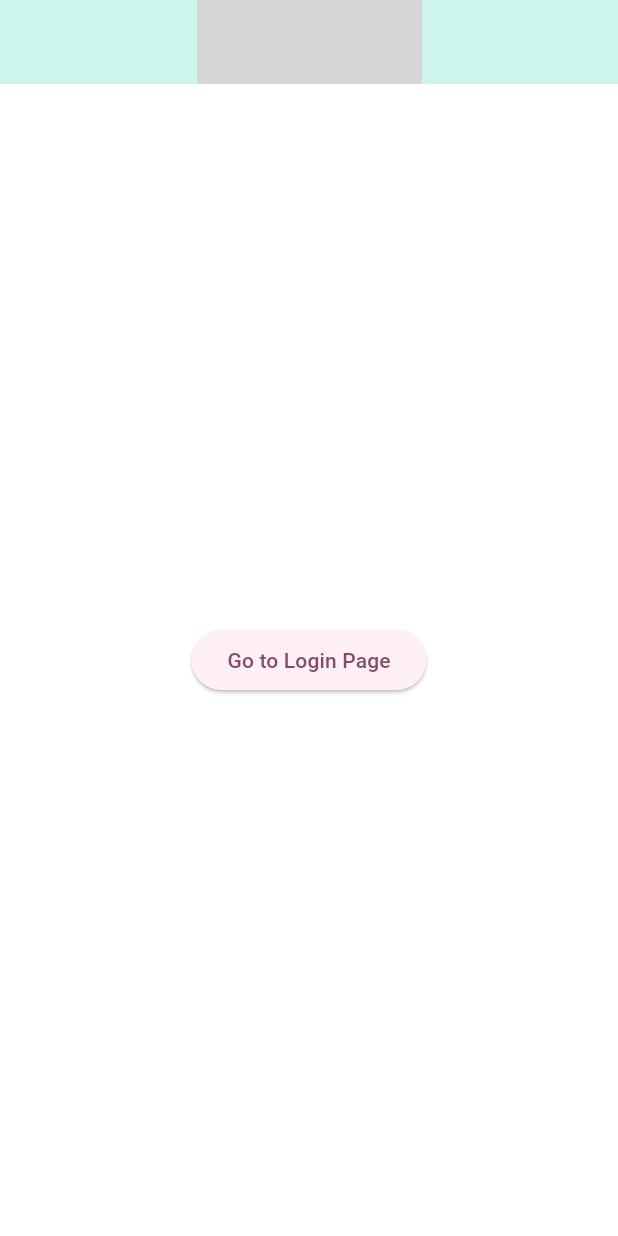
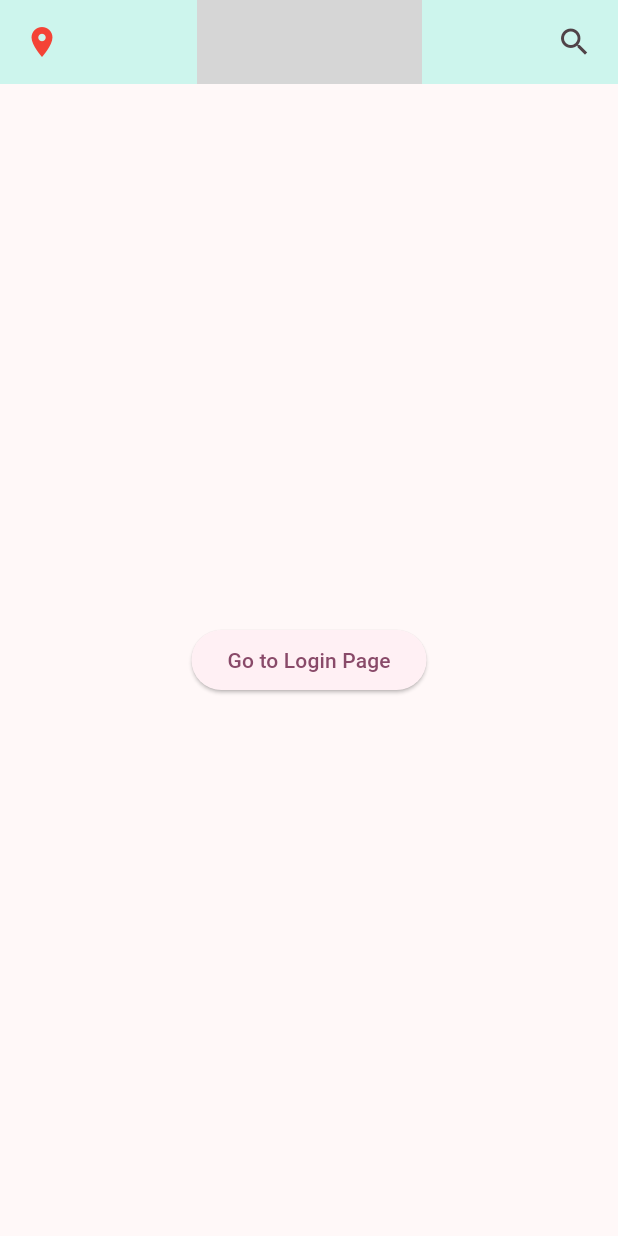
Before and after one commit to juelin708/aniverse, a Flutter app: the screen it shows after launch, on a phone screen of 412 x 824 dp. Run offline on Flutter 3.47's test engine with Material 3 defaults, Android fonts, the phone set to English and light mode, and no system bars; our stand-ins replace animate_do; grey boxes are pictures that could not be loaded.

```diff
--- a/lib/login_page.dart
+++ b/lib/login_page.dart
@@ -115,7 +115,9 @@ class _LoginPageState extends State<LoginPage> {
                   FadeInUp(
                       duration: const Duration(milliseconds: 1900),
                       child: MaterialButton(
-                        onPressed: () {},
+                        onPressed: () {
+                          Navigator.pop(context, true);
+                        },
                         color: const Color.fromARGB(255, 207, 39, 123),
                         shape: RoundedRectangleBorder(
                           borderRadius: BorderRadius.circular(50),
--- a/lib/main.dart
+++ b/lib/main.dart
@@ -32,12 +32,29 @@ class MyHomePage extends StatelessWidget {
     return Scaffold(
         backgroundColor: Colors.white,
         appBar: AppBar(
+            leading: IconButton(
+                onPressed: () {},
+                icon: const Icon(Icons.place, color: Colors.red)),
             backgroundColor: const Color.fromARGB(255, 205, 245, 237),
-        // Here we take the value from the MyHomePage object that was created by
-        // the App.build method, and use it to set our appbar title.
             title: Image.asset('images/logo.png', height: 150),
             centerTitle: true,
+            actions: [
+              Container(
+                padding: const EdgeInsets.only(right: 5),
+                child: IconButton(
+                    onPressed: () {}, icon: const Icon(Icons.search)),
               ),
+            ]),
+        body: const Button());
+  }
+}
+
+class Button extends StatelessWidget {
+  const Button({super.key});
+
+  @override
+  Widget build(BuildContext context) {
+    return Scaffold(
       body: Center(
         child: ElevatedButton(
           child: const Text('Go to Login Page'),
```
Also changed, not shown: lib/profile.dart (added, +15 -0 lines). Lines whose indentation alone changed are shown as unchanged.
